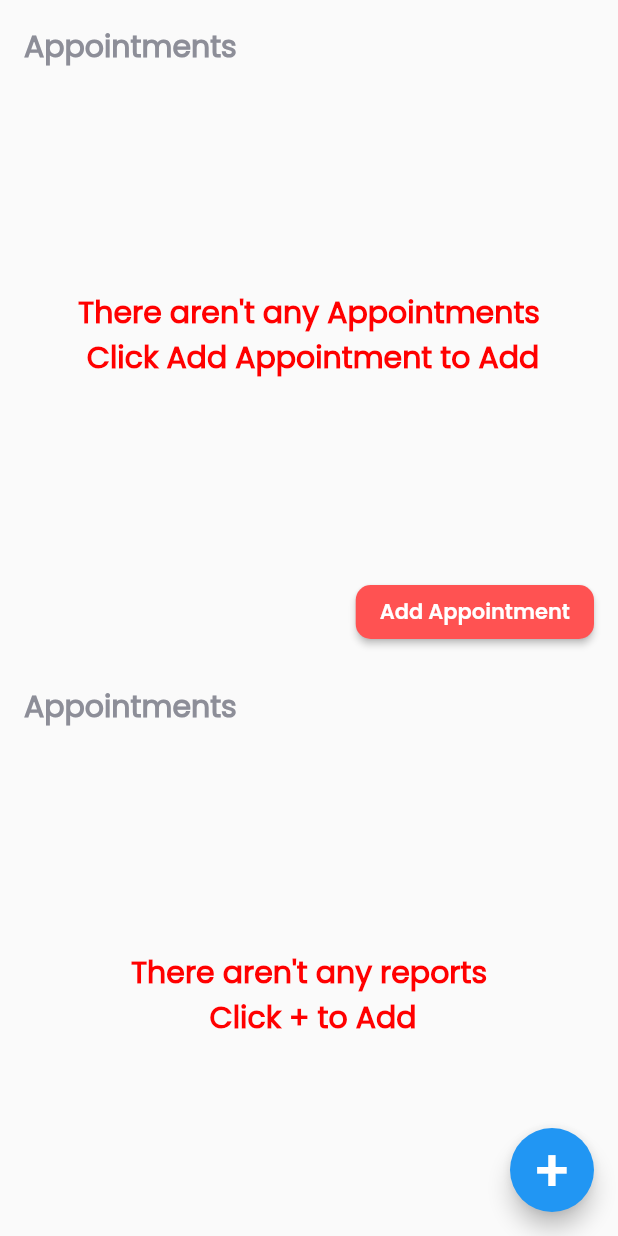
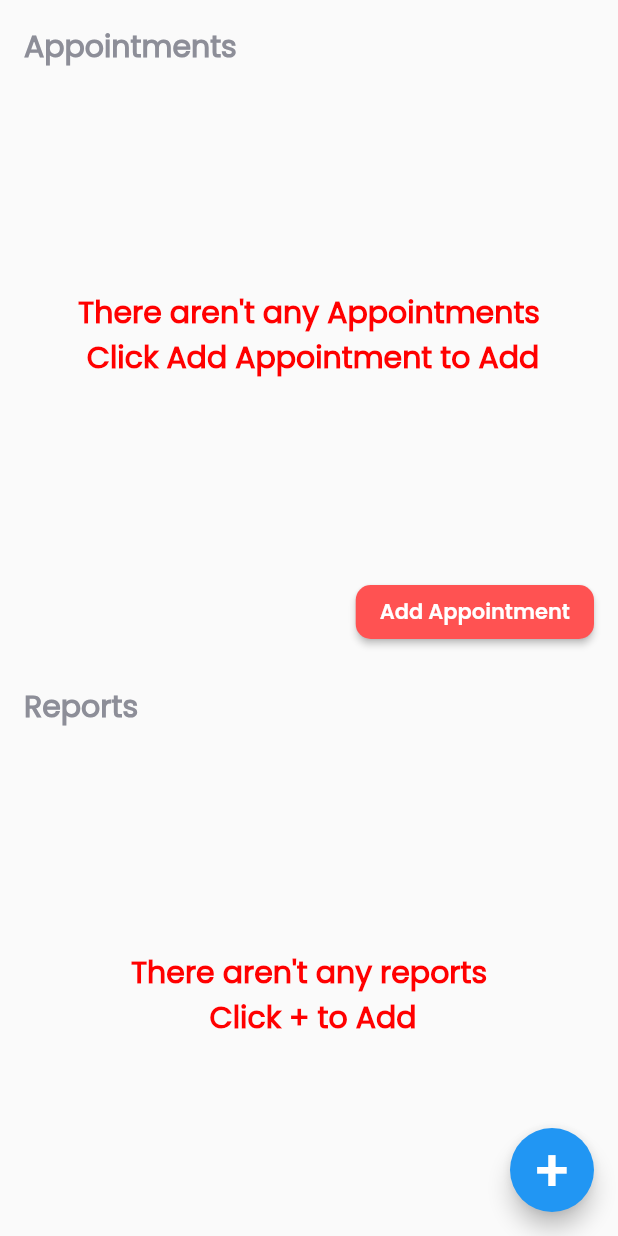
Before and after one commit to Ammar-Raneez/E-Ophthalmologist_UI, a Flutter app: the ReportScreen screen opened by its route, on a phone screen of 412 x 824 dp. Run offline on Flutter 3.47's test engine with Material 2 defaults, Android fonts, the phone set to English and light mode, and no system bars; our stand-ins replace cached_network_image, cloud_firestore, dio, firebase_auth, firebase_core, firebase_storage and 4 more; accounts and stored records are empty.

Commit message:
fixed title problem in report screen

```diff
--- a/lib/screens/report_screen.dart
+++ b/lib/screens/report_screen.dart
@@ -332,7 +332,7 @@ class _ReportScreenState extends State<ReportScreen> {
         child: Align(
           alignment: Alignment.topLeft,
           child: Text(
-            "Appointments",
+            title,
             style: kTextStyle.copyWith(
               color: Color(0xff8d8e98),
               fontSize: 20,
```
